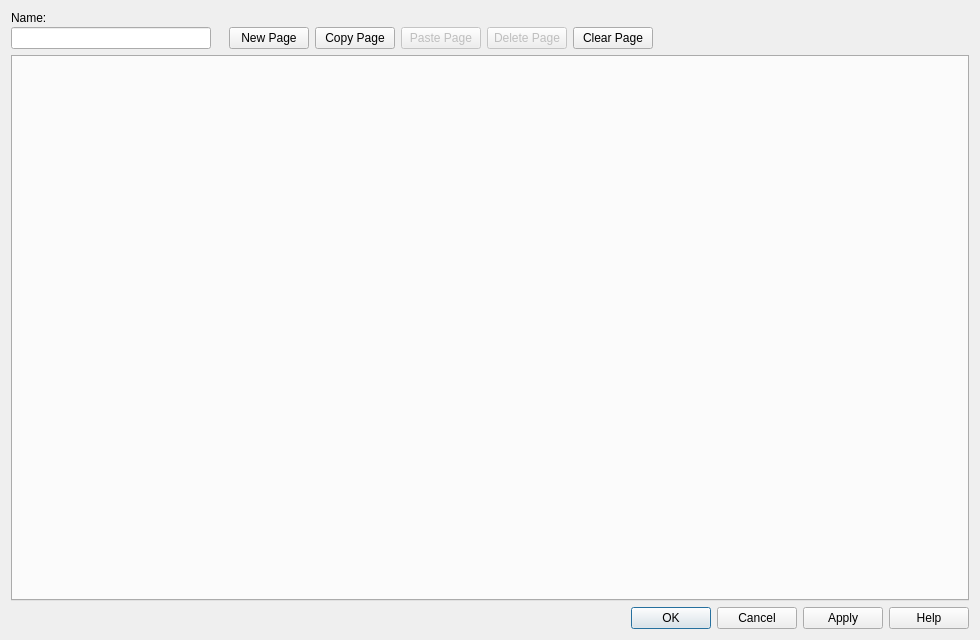
The window that src/ui/event/event_dialog.ui (oulianov/Editor) describes before a commit, drawn with Qt 5.
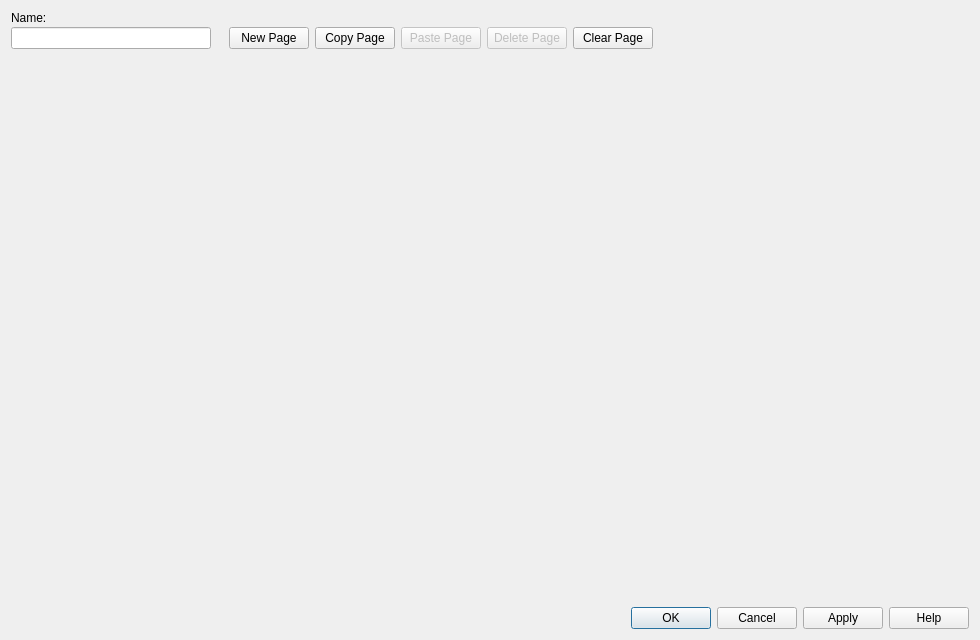
The same window after the commit.

The edit to the form file:
```diff
--- a/src/ui/event/event_dialog.ui
+++ b/src/ui/event/event_dialog.ui
@@ -135,6 +135,9 @@
    </item>
    <item>
     <widget class="QTabWidget" name="tabEventPages">
+     <property name="documentMode">
+      <bool>true</bool>
+     </property>
      <property name="currentIndex">
       <number>-1</number>
      </property>
```
